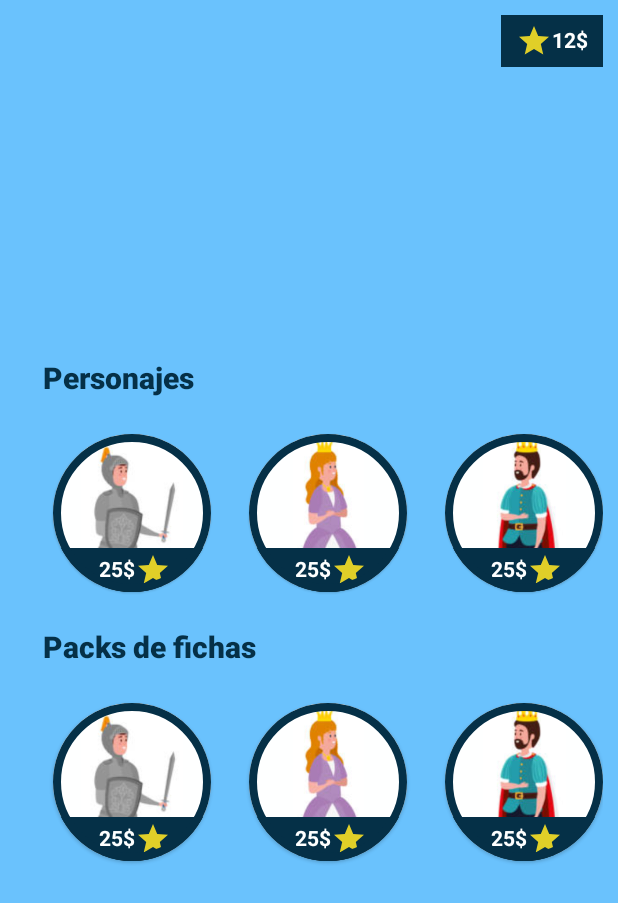
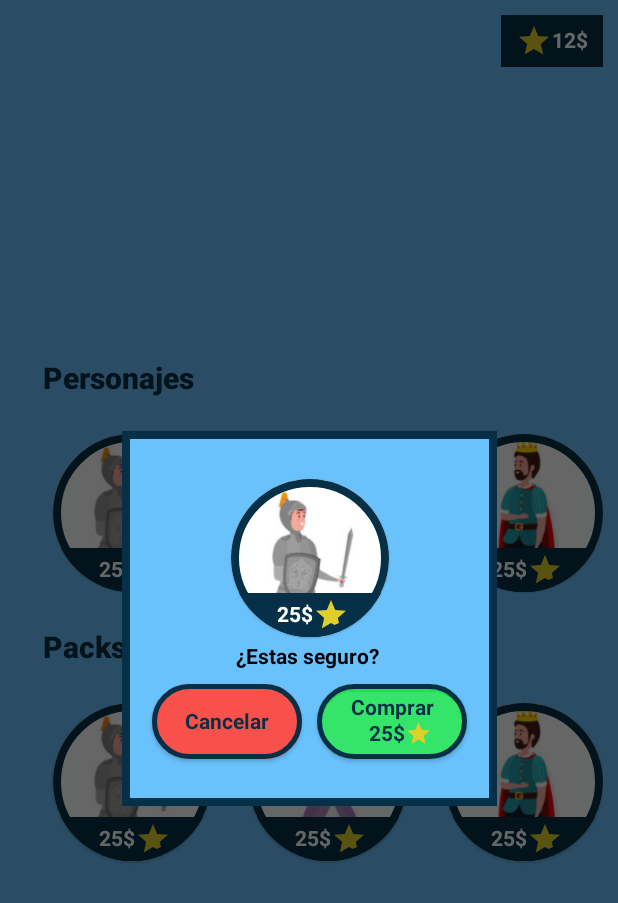
Before and after one commit to UNIZAR-30226-2023-06/android-kotlin, an Android app built with Jetpack Compose: the TiendaPage screen opened through its navigation route, after a tap on "25$", on a phone screen of 412 x 824 dp. Shown: the top 903 px of the screen. Run offline under Robolectric (Android 15) with nearby library versions, the light colour scheme and no system bars.

Commit message:
Tienda casi
Falta :
-el tick cuando compras a uno
-arreglar el fade de los botones
-hacer mas pequeño todo para que entre sin deslizar

```diff
--- a/app/src/main/java/com/example/mycatan/Tienda.kt
+++ b/app/src/main/java/com/example/mycatan/Tienda.kt
@@ -1,5 +1,7 @@
 package com.example.mycatan
 
+import androidx.compose.animation.*
+import androidx.compose.animation.core.tween
 import androidx.compose.foundation.*
 import androidx.compose.foundation.layout.*
 import androidx.compose.foundation.lazy.LazyColumn
@@ -8,12 +10,14 @@ import androidx.compose.foundation.shape.CircleShape
 import androidx.compose.foundation.shape.RoundedCornerShape
 import androidx.compose.material.Card
 import androidx.compose.material.Icon
+import androidx.compose.material.Surface
 import androidx.compose.material.Text
 import androidx.compose.material.icons.Icons
 import androidx.compose.material.icons.filled.Star
-import androidx.compose.runtime.Composable
+import androidx.compose.runtime.*
 import androidx.compose.ui.Alignment
 import androidx.compose.ui.Modifier
+import androidx.compose.ui.graphics.Color
 import androidx.compose.ui.graphics.painter.Painter
 import androidx.compose.ui.res.painterResource
 import androidx.compose.ui.text.TextStyle
@@ -26,6 +30,9 @@ import com.example.mycatan.ui.theme.*
 
 @Composable
 fun TiendaPage(navController: NavHostController) {
+
+    var menuVisible by remember { mutableStateOf(false) }
+    var fotoPopUp by remember { mutableStateOf(-1) }
 
     Box(modifier = Modifier
         .fillMaxSize()
@@ -62,9 +69,10 @@ fun TiendaPage(navController: NavHostController) {
                 ) {
 
                     items(9)  {
-                        /*var foto: String
-                        foto = "personaje$it"*/
-                        RackItem(it)
+                        RackItem(it,
+                            onCardClick = {
+                                menuVisible = !menuVisible
+                                fotoPopUp = it })
                     }
                 }
 
@@ -81,8 +89,11 @@ fun TiendaPage(navController: NavHostController) {
                     contentPadding = PaddingValues(25.dp)
                 ) {
 
-                    items(9) {
-                        RackItem(it)
+                    items(9)  {
+                        RackItem(it,
+                            onCardClick = {
+                                menuVisible = !menuVisible
+                                fotoPopUp = it })
                     }
                 }
             }
@@ -118,10 +129,30 @@ fun TiendaPage(navController: NavHostController) {
 
         }
     }
+
+
+    // OPTIONS MENU
+    AnimatedVisibility(visible = menuVisible,
+        enter = fadeIn(animationSpec = tween(1000)),
+        exit = fadeOut(animationSpec = tween(1000)) ){
+        Surface(
+            modifier = Modifier
+                .fillMaxSize()
+                .clickable { menuVisible = !menuVisible },
+            color = Color.Black.copy(alpha = 0.6f)
+        ){
+
+        }
+    }
+    AnimatedVisibility(visible = menuVisible,
+        enter = expandHorizontally (animationSpec = tween(1000)),
+        exit = shrinkHorizontally(animationSpec = tween(1000)) ) {
+        TiendaScreen(fotoPopUp, navController)
+    }
 }
 
 @Composable
-fun RackItem( foto: Int ){
+fun RackItem( foto: Int ,  onCardClick: () -> Unit ){
 
     var painterID : Painter
     //Estoes muy cutre pero no se hacerlo mejor
@@ -154,7 +185,7 @@ fun RackItem( foto: Int ){
 
     Card(
         modifier = Modifier
-            .clickable {/*movidas*/ }
+            .clickable { onCardClick()}
             .width(105.dp)
             .height(105.dp),
 
@@ -163,6 +194,8 @@ fun RackItem( foto: Int ){
         border = BorderStroke(5.dp, AzulOscuro),
 
     ) {
+
+
         Column (
             //modifier = Modifier
             verticalArrangement = Arrangement.SpaceEvenly,
--- /dev/null
+++ b/app/src/main/java/com/example/mycatan/TiendaScreen.kt
@@ -0,0 +1,128 @@
+package com.example.mycatan
+
+
+import androidx.compose.foundation.BorderStroke
+import androidx.compose.foundation.background
+import androidx.compose.foundation.border
+import androidx.compose.foundation.layout.*
+import androidx.compose.foundation.shape.RoundedCornerShape
+import androidx.compose.material.*
+
+import androidx.compose.material.icons.Icons
+import androidx.compose.material.icons.filled.Star
+import androidx.compose.runtime.Composable
+import androidx.compose.ui.Alignment
+import androidx.compose.ui.Modifier
+import androidx.compose.ui.graphics.Color
+import androidx.compose.ui.input.pointer.PointerId
+import androidx.compose.ui.text.TextStyle
+import androidx.compose.ui.text.font.FontWeight
+import androidx.compose.ui.unit.dp
+import androidx.compose.ui.unit.sp
+import androidx.navigation.NavHostController
+import com.example.mycatan.ui.theme.*
+
+@Composable
+fun TiendaScreen(fotoId: Int,navController: NavHostController) {
+
+    Box(
+        Modifier
+            .fillMaxSize()
+    ) {
+        Box(
+            Modifier
+                .align(Alignment.Center)
+                .background(AzulClaro)
+                .size(250.dp)
+                .border(width = 5.dp, color = AzulOscuro),
+            contentAlignment = Alignment.Center
+
+        ) {
+
+            Column(
+                horizontalAlignment = Alignment.CenterHorizontally
+            ){
+
+                RackItem(foto = fotoId) {}
+
+                Spacer(modifier = Modifier.height(5.dp))
+
+                Text(
+                    text = "¿Estas seguro? ",
+                    fontSize = 14.sp,
+                    style = TextStyle(
+                        color = Negro,
+                        fontWeight = FontWeight.Bold
+
+                    )
+                )
+
+                Spacer(modifier = Modifier.height(10.dp))
+
+                Row() {
+
+                    Button(
+                        onClick = { navController.navigate(Routes.Tienda.route)},
+                        modifier = Modifier
+                            .width(100.dp)
+                            .height(50.dp),
+                        colors = ButtonDefaults.buttonColors(backgroundColor = Rojo),
+                        shape = RoundedCornerShape(50.dp),
+                        border = BorderStroke(3.dp, AzulOscuro)
+
+                    ) {
+                        Text(text = "Cancelar",
+                            style = TextStyle(
+                                color = AzulOscuro,fontWeight = FontWeight.Bold)
+                        )
+
+                    }
+
+                    Spacer(modifier = Modifier.width(10.dp))
+
+                    Button(
+                        onClick = { navController.navigate(Routes.Tienda.route)},
+                        modifier = Modifier
+                            .width(100.dp)
+                            .height(50.dp),
+                        colors = ButtonDefaults.buttonColors(backgroundColor = Verde),
+                        shape = RoundedCornerShape(50.dp),
+                        border = BorderStroke(3.dp, AzulOscuro),
+
+                    ) {
+                        Column(
+                            horizontalAlignment = Alignment.CenterHorizontally
+                        ) {
+
+                            Text(text = "Comprar",
+                                style = TextStyle(
+                                    color = AzulOscuro,fontWeight = FontWeight.Bold)
+                            )
+
+                            Row(
+                                verticalAlignment = Alignment.CenterVertically,
+                                horizontalArrangement = Arrangement.Center
+                            ) {
+
+                                Text(text = "   25$",
+                                    style = TextStyle(
+                                        color = AzulOscuro,fontWeight = FontWeight.Bold)
+                                )
+                                Icon(
+
+                                    imageVector = Icons.Default.Star,
+                                    contentDescription = null,
+                                    tint = Amarillo
+                                )
+                            }
+                        }
+
+
+                    }
+                }
+
+            }
+        }
+    }
+
+}
--- a/app/src/main/java/com/example/mycatan/ui/theme/Color.kt
+++ b/app/src/main/java/com/example/mycatan/ui/theme/Color.kt
@@ -6,7 +6,7 @@ val Purple200 = Color(0xFFBB86FC)
 val Purple500 = Color(0xFF6200EE)
 val Purple700 = Color(0xFF3700B3)
 val Teal200 = Color(0xFF3C6AE0)
-val Rojo = Color(0xFFFF0A02)
+val Rojo = Color(0xFFF8504A)
 val AzulOscuro = Color(0xFF053047)
 val Blanco = Color(0xFFFEFFFF)
 val AzulClaro = Color(0xFF6AC2FD)
@@ -16,3 +16,4 @@ val AzulMedio = Color(0xFF1C5775)
 val Azul= Color(0xFF16445C)
 val Negro= Color(0xFF000000)
 val Transp= Color(0x950098FE)
+val Verde= Color(0x9511FF00)
```
